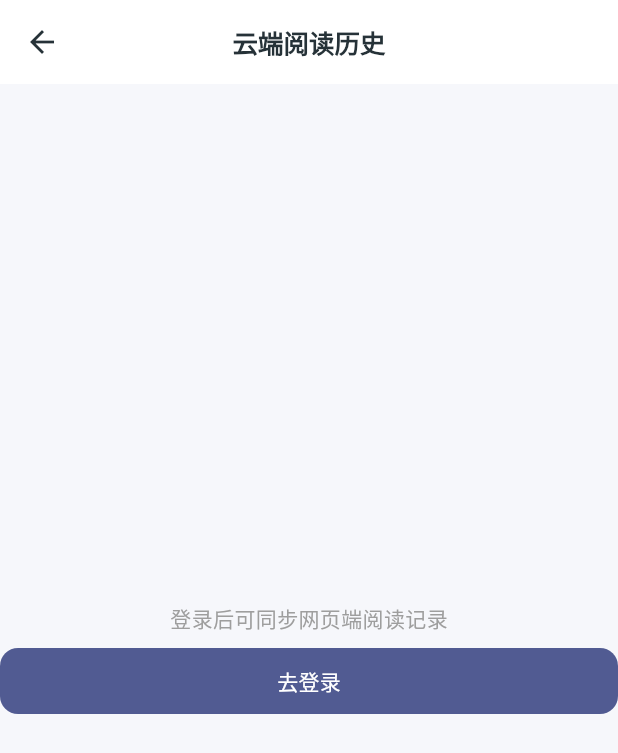
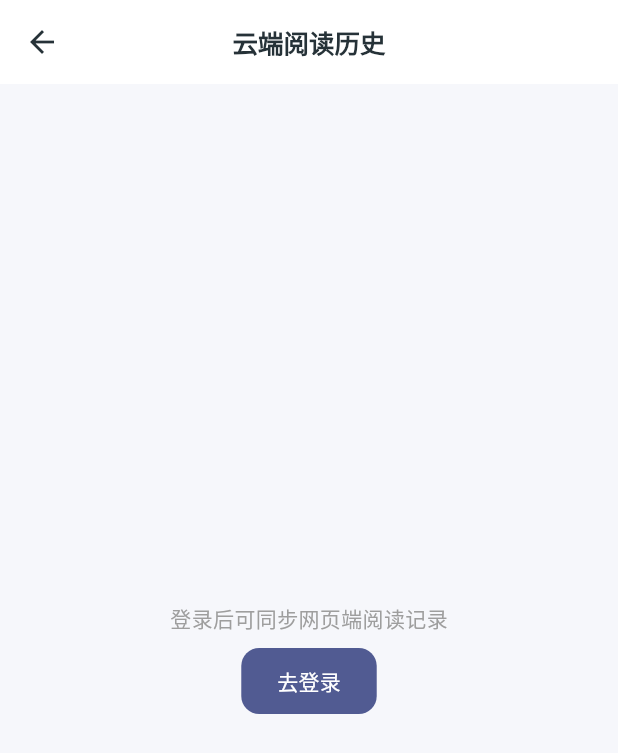
Before and after one commit to hesitation-snow/x7m4q2-5819, a Flutter app: the screen it shows after launch, after a tap on the "person" icon, after a tap on "云端阅读历史(网页同步)", on a phone screen of 412 x 824 dp. Shown: the top 753 px of the screen. Run offline on Flutter 3.47's test engine with Material 3 defaults, Android fonts, the phone set to English and light mode, and no system bars; our stand-ins replace cached_network_image, shared_preferences, wakelock_plus; missing offline and left inert: flutter_open_chinese_convert; network calls fail.

Commit message:
修复书评/本卷评论空白:禁用 Impeller(设备 Vulkan 渲染丢失)+ 按钮主题 minimumSize 无限宽修复;云端历史点击改进详情页

```diff
--- a/lib/main.dart
+++ b/lib/main.dart
@@ -81,13 +81,14 @@ class LKApp extends StatelessWidget {
       ),
       filledButtonTheme: FilledButtonThemeData(
         style: FilledButton.styleFrom(
-          minimumSize: const Size.fromHeight(44),
+          // 注意:Size.fromHeight 会构造无限宽度,导致 Row 内布局崩溃
+          minimumSize: const Size(64, 44),
           shape: RoundedRectangleBorder(borderRadius: BorderRadius.circular(12)),
         ),
       ),
       outlinedButtonTheme: OutlinedButtonThemeData(
         style: OutlinedButton.styleFrom(
-          minimumSize: const Size.fromHeight(44),
+          minimumSize: const Size(64, 44),
           shape: RoundedRectangleBorder(borderRadius: BorderRadius.circular(12)),
         ),
       ),
```
Also changed, not shown: lib/pages/home_page.dart (+3 -15 lines), lib/pages/search_page.dart (+12 -10 lines), 1 other file.
